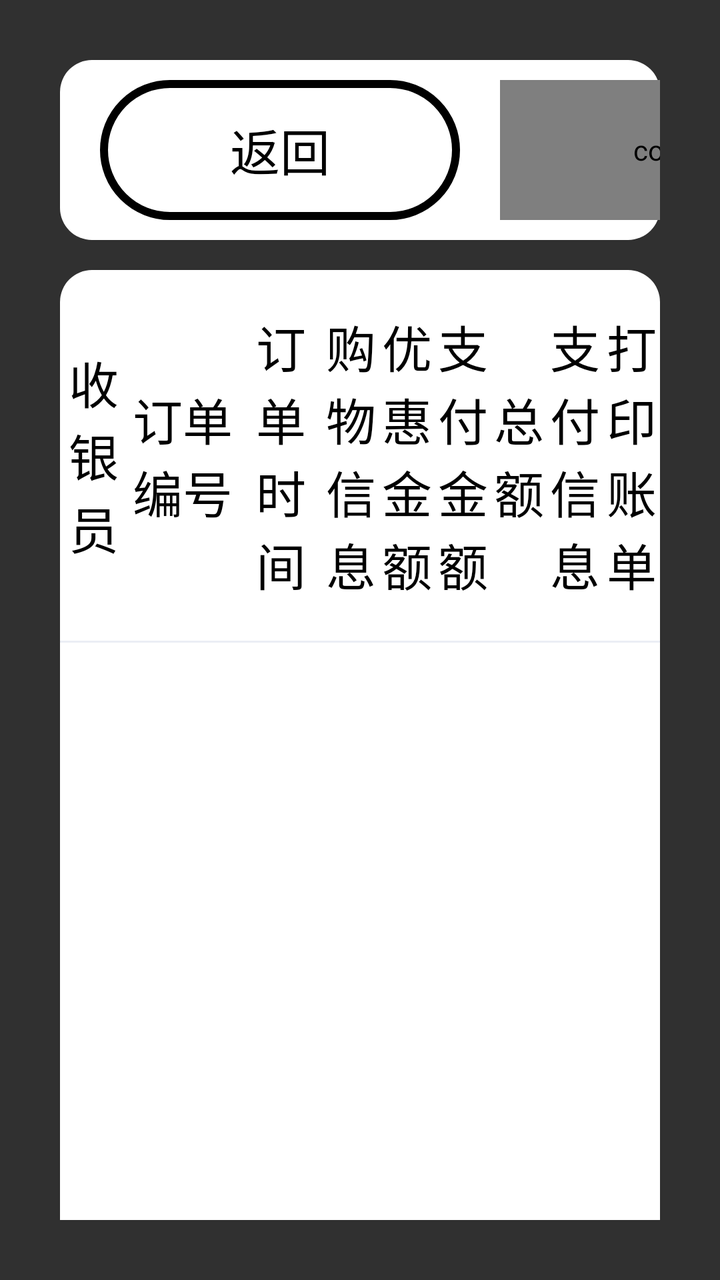
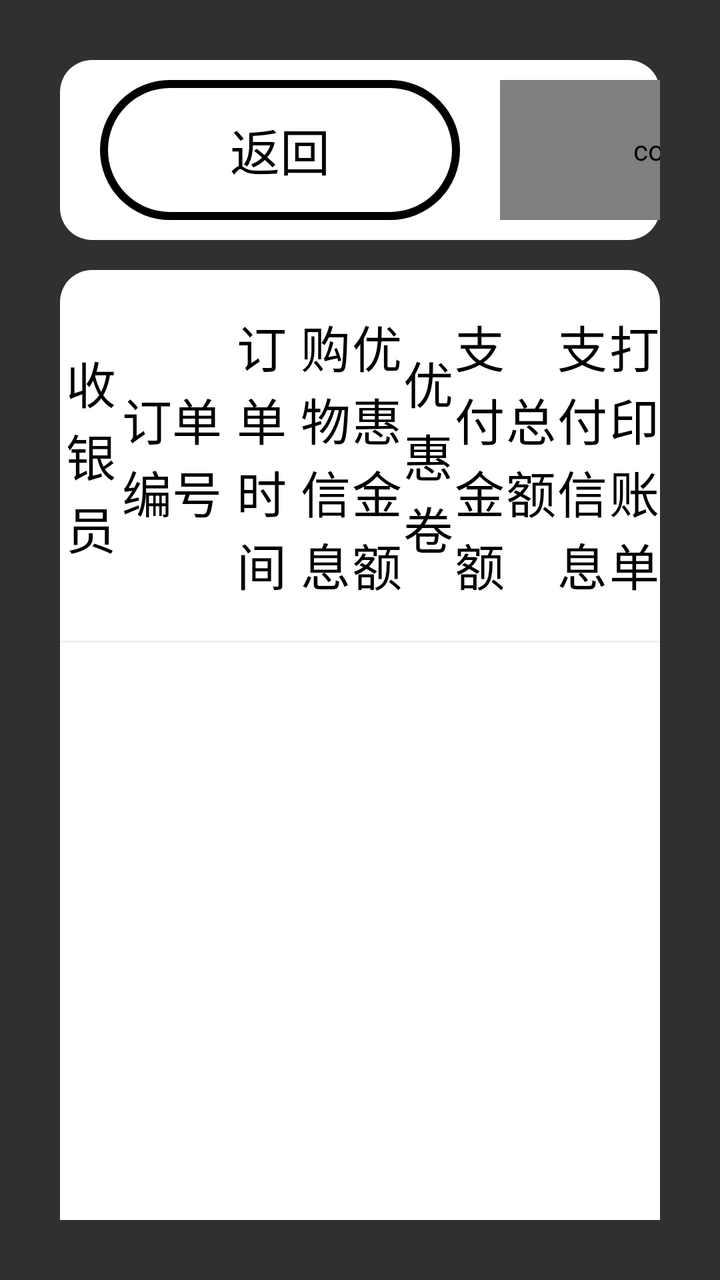

An Android layout rendered at two revisions. The XML below is the earlier revision; the diff shows what the commit changed to produce the second picture.
<!-- AndroidManifest.xml: application theme Base.Theme.UHMCS -->
<!-- res/layout/popupwindow_history_order.xml -->
<?xml version="1.0" encoding="utf-8"?>
<LinearLayout xmlns:android="http://schemas.android.com/apk/res/android"
    android:orientation="vertical"
    android:layout_width="match_parent"
    android:layout_height="match_parent"
    android:padding="30dp">
    <LinearLayout
        android:layout_width="match_parent"
        android:layout_height="90dp"
        android:orientation="horizontal"
        android:gravity="center_vertical"
        android:background="@drawable/white_bg">

        <TextView
            android:id="@+id/fanhui_btn"
            android:layout_marginLeft="20dp"
            android:layout_width="180dp"
            android:layout_height="70dp"
            android:text="@string/back"
            android:textSize="25dp"
            android:textColor="@color/black"
            android:gravity="center"
            android:background="@drawable/black_line"/>
        <TextView
            android:layout_width="wrap_content"
            android:layout_weight="1"
            android:layout_height="wrap_content"
            android:textColor="@color/black"
            android:textSize="30dp"
            android:textStyle="bold"
            android:text="@string/order_list"
            android:layout_marginLeft="20dp"/>

        <com.uhm.uhmcs.view.CustomInputTextView
            android:id="@+id/order_sn_et"
            android:layout_width="380dp"
            android:layout_height="70dp"
            android:background="@drawable/rounded_border"
            android:layout_marginRight="20dp"
            android:text=""
            android:hint="@string/enter_order_no"
            android:textColorHint="@color/black"
            android:textColor="@color/black"
            android:gravity="center_vertical"
            android:paddingLeft="30dp"
            android:textSize="25dp"/>
        <TextView
            android:layout_width="wrap_content"
            android:layout_height="wrap_content"
            android:textColor="@color/black"
            android:textSize="25dp"
            android:text="@string/order_date"
            android:layout_marginRight="20dp"/>
        <LinearLayout
            android:id="@+id/time_btn"
            android:layout_width="450dp"
            android:layout_height="70dp"
            android:orientation="horizontal"
            android:background="@drawable/rounded_border"
            android:layout_marginRight="20dp"
            android:gravity="center_vertical">

            <TextView
                android:id="@+id/starttime_tv"
                android:layout_width="0dp"
                android:layout_height="match_parent"
                android:layout_weight="1"
                android:text=""
                android:textSize="25dp"
                android:textColor="@color/black"
                android:hint="@string/start_date"
                android:textColorHint="@color/mr_gray_888"
                android:gravity="center"/>

            <TextView
                android:layout_width="wrap_content"
                android:layout_height="wrap_content"
                android:text="–"
                android:textColor="@color/black"
                android:textSize="25dp" />
            <TextView
                android:id="@+id/endtime_tv"
                android:layout_width="0dp"
                android:layout_height="match_parent"
                android:layout_weight="1"
                android:text=""
                android:textSize="25dp"
                android:textColor="@color/black"
                android:hint="@string/end_date"
                android:textColorHint="@color/mr_gray_888"
                android:gravity="center"/>

        </LinearLayout>

    </LinearLayout>

    <LinearLayout
        android:layout_width="match_parent"
        android:layout_height="match_parent"
        android:orientation="vertical"
        android:background="@drawable/white_bg"
        android:layout_marginTop="15dp">
        <LinearLayout
            android:layout_width="match_parent"
            android:layout_height="wrap_content"
            android:orientation="horizontal"
            android:paddingBottom="20dp"
            android:paddingTop="20dp"
            android:gravity="center_vertical">
            <TextView
                android:layout_width="0dp"
                android:layout_height="wrap_content"
                android:layout_weight="1.2"
                android:textSize="25dp"
                android:textColor="@color/black"
                android:text="@string/cashier"
                android:gravity="center"/>
            <TextView
                android:layout_width="0dp"
                android:layout_height="wrap_content"
                android:layout_weight="2"
                android:textSize="25dp"
                android:textColor="@color/black"
                android:text="@string/rrder_no"
                android:gravity="center"/>
            <TextView
                android:layout_width="0dp"
                android:layout_height="wrap_content"
                android:layout_weight="1.5"
                android:textSize="25dp"
                android:textColor="@color/black"
                android:text="@string/order_time1"
                android:gravity="center"/>
            <TextView
                android:layout_width="0dp"
                android:layout_height="wrap_content"
                android:layout_weight="1"
                android:textSize="25dp"
                android:textColor="@color/black"
                android:text="@string/purchased_goods"
                android:gravity="center"/>
            <TextView
                android:layout_width="0dp"
                android:layout_height="wrap_content"
                android:layout_weight="1"
                android:textSize="25dp"
                android:textColor="@color/black"
                android:text="@string/discount"
                android:gravity="center"/>
            <TextView
                android:layout_width="0dp"
                android:layout_height="wrap_content"
                android:layout_weight="1"
                android:textSize="25dp"
                android:textColor="@color/black"
                android:text="@string/payment_amount"
                android:gravity="center"/>
            <TextView
                android:layout_width="0dp"
                android:layout_height="wrap_content"
                android:layout_weight="1"
                android:textSize="25dp"
                android:textColor="@color/black"
                android:text="@string/total1"
                android:gravity="center"/>
            <TextView
                android:layout_width="0dp"
                android:layout_height="wrap_content"
                android:layout_weight="1"
                android:textSize="25dp"
                android:textColor="@color/black"
                android:text="@string/payment_info"
                android:gravity="center"/>
            <TextView
                android:layout_width="0dp"
                android:layout_height="wrap_content"
                android:layout_weight="1"
                android:textSize="25dp"
                android:textColor="@color/black"
                android:text="@string/print_receipt1"
                android:gravity="center"/>

        </LinearLayout>
        <View
            android:layout_width="match_parent"
            android:layout_height="1dp"
            android:background="#ebeef5" />

        <androidx.recyclerview.widget.RecyclerView
            android:id="@+id/order_rv"
            android:layout_width="match_parent"
            android:layout_height="0dp"
            android:layout_weight="1"
            android:background="@color/white"
            android:fadeScrollbars="false"
            android:gravity="center"
            android:scrollbarFadeDuration="0"
            android:scrollbarThumbVertical="@drawable/scrollbar_vertical_thumb"
            android:scrollbars="vertical"
            android:visibility="visible" />

    </LinearLayout>

</LinearLayout>
<!-- resources referenced by this layout -->
<resources>
  <color name="black">#FF000000</color>
  <color name="mr_gray_888">#FF888888</color>
  <color name="white">#FFFFFFFF</color>
  <!-- drawable black_line (drawable) -->
  <shape xmlns:android="http://schemas.android.com/apk/res/android">
      <solid android:color="@color/white" /> 
      <corners android:radius="100dp" /> 
      <stroke android:width="4dp" android:color="@color/black" /> 
  </shape>
  <!-- drawable rounded_border (drawable) -->
  <shape xmlns:android="http://schemas.android.com/apk/res/android">
      <solid android:color="@color/white" /> 
      <corners android:radius="8dp" /> 
      <stroke android:width="2dp" android:color="@color/black" /> 
  </shape>
  <!-- drawable scrollbar_vertical_thumb (drawable) -->
  <?xml version="1.0" encoding="utf-8"?>
  <shape xmlns:android="http://schemas.android.com/apk/res/android">
      <solid android:color="@color/black60" /> 
      <size android:width="10dp" /> 
      <corners android:radius="6dp" /> 
  </shape>
  <!-- drawable white_bg (drawable) -->
  <?xml version="1.0" encoding="UTF-8"?>
  <shape xmlns:android="http://schemas.android.com/apk/res/android"
      android:shape="rectangle" >
  
      
      <solid android:color="@color/white" />
      
  
  
      
  
      
      <corners android:radius="16dp" />
      
  
  
  
  
  
  
  </shape>
  <string name="back">返回</string>
  <string name="cashier">收银员</string>
  <string name="discount">优惠金额</string>
  <string name="end_date">结束日期</string>
  <string name="enter_order_no">请输入订单编号</string>
  <string name="order_date">订单日期</string>
  <string name="order_list">订单列表</string>
  <string name="order_time1">订单时间</string>
  <string name="payment_amount">支付金额</string>
  <string name="payment_info">支付信息</string>
  <string name="print_receipt1">打印账单</string>
  <string name="purchased_goods">购物信息</string>
  <string name="rrder_no">订单编号</string>
  <string name="start_date">开始日期</string>
  <string name="total1">总额</string>
  <style name="Base.Theme.UHMCS" parent="Theme.AppCompat.NoActionBar">
          
          
          <item name="android:windowFullscreen">true</item>
          <item name="android:windowContentOverlay">@null</item>
          <item name="colorControlActivated">@color/black</item> 
      </style>
  <color name="black60">#60000000</color>
</resources>

<!-- the commit's change to res/layout/popupwindow_history_order.xml (unified diff, before → after) -->
@@ -153,6 +153,14 @@
                 android:layout_weight="1"
                 android:textSize="25dp"
                 android:textColor="@color/black"
+                android:text="优惠卷"
+                android:gravity="center"/>
+            <TextView
+                android:layout_width="0dp"
+                android:layout_height="wrap_content"
+                android:layout_weight="1"
+                android:textSize="25dp"
+                android:textColor="@color/black"
                 android:text="@string/payment_amount"
                 android:gravity="center"/>
             <TextView
